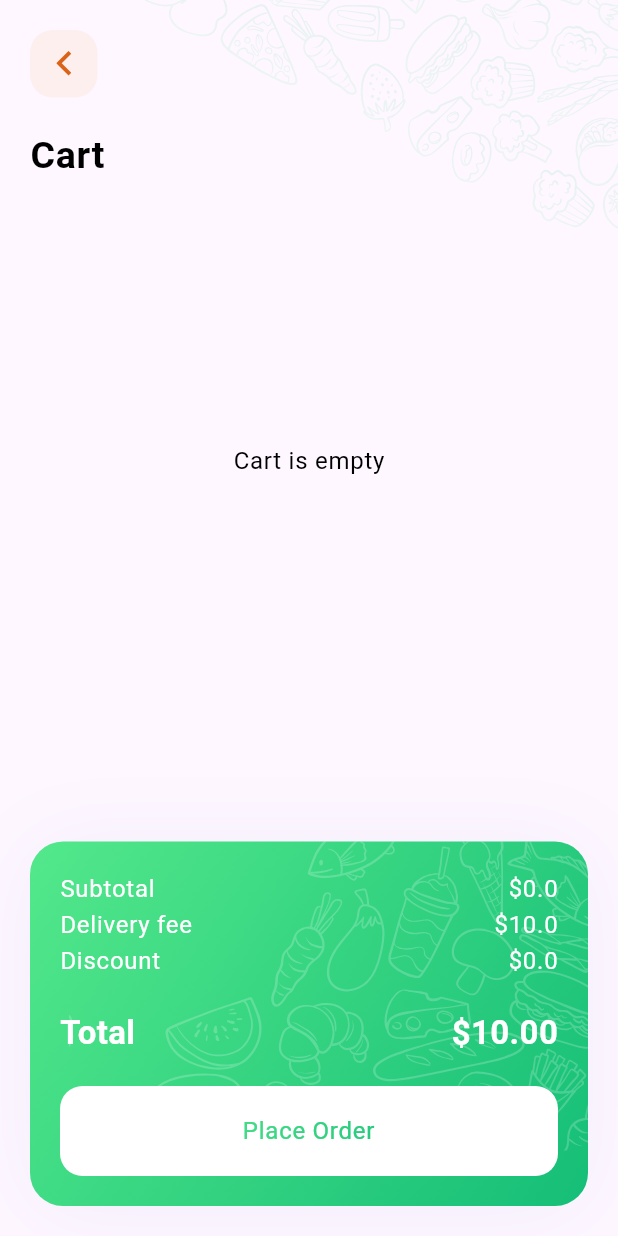
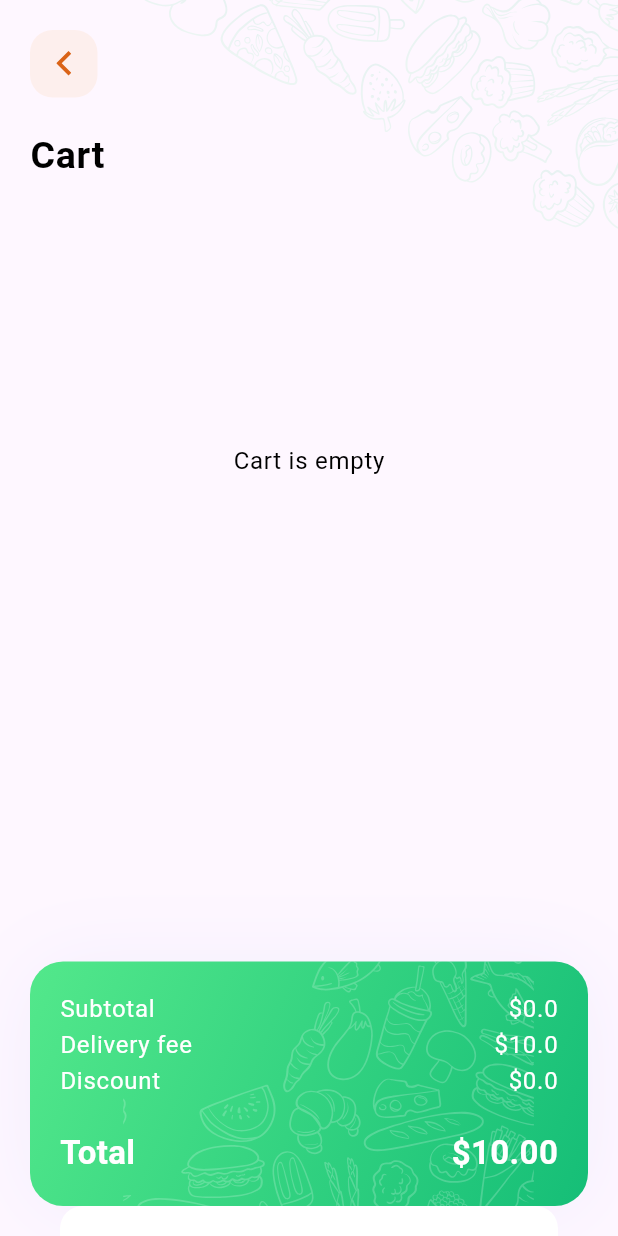
Before and after one commit to ShokhrukhbekYuldoshev/Food-Ninja, a Flutter app: the CartScreen screen opened by its route, on a phone screen of 412 x 824 dp. Run offline on Flutter 3.47's test engine with Material 3 defaults, Android fonts, the phone set to English and light mode, and no system bars; our stand-ins replace bloc, cloud_firestore, dio, equatable, firebase_auth, firebase_core and 11 more; accounts and stored records are empty.

Commit message:
Update container height in order_details_screen and price_info_widget

```diff
--- a/lib/src/presentation/screens/order/order_details_screen.dart
+++ b/lib/src/presentation/screens/order/order_details_screen.dart
@@ -15,7 +15,7 @@ class OrderDetailsScreen extends StatelessWidget {
   Widget build(BuildContext context) {
     return Scaffold(
       bottomNavigationBar: Container(
-        height: 160,
+        height: 163,
         margin: const EdgeInsets.all(20),
         decoration: BoxDecoration(
           gradient: LinearGradient(
--- a/lib/src/presentation/widgets/price_info_widget.dart
+++ b/lib/src/presentation/widgets/price_info_widget.dart
@@ -17,6 +17,7 @@ class PriceInfoWidget extends StatelessWidget {
   Widget build(BuildContext context) {
     return IntrinsicHeight(
       child: Container(
+        height: 163,
         margin: const EdgeInsets.all(20),
         decoration: BoxDecoration(
           gradient: LinearGradient(
--- a/pubspec.yaml
+++ b/pubspec.yaml
@@ -1,7 +1,7 @@
 name: food_ninja
 description: Food Ninja is a food delivery app created using Flutter, Firebase, BLoC.
 publish_to: 'none'
-version: 0.2.0
+version: 0.2.1
 
 environment:
     sdk: '>=3.2.5 <4.0.0'
```
